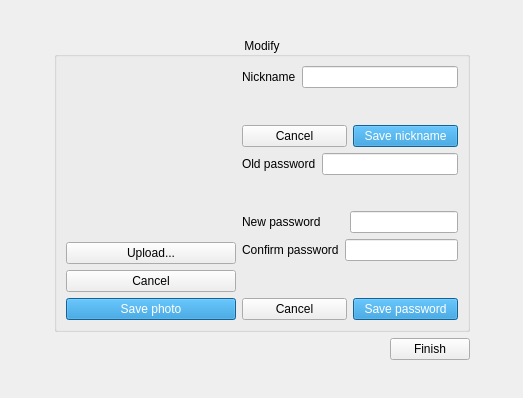
This is Client/modify.ui in PolitoTeam/Scriba as Qt 5 draws it before an edit. The edited form follows.
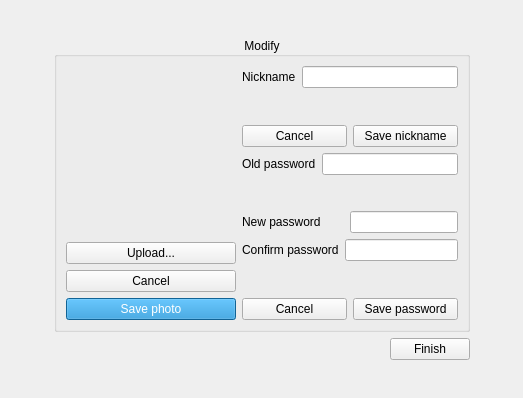
This is the edited form.

```diff
--- a/Client/modify.ui
+++ b/Client/modify.ui
@@ -169,9 +169,7 @@
                </font>
               </property>
               <property name="styleSheet">
-               <string notr="true">color: rgb(255, 255, 255);
-border-color: rgb(33, 190, 43);
-background-color: rgb(24, 139, 208);</string>
+               <string notr="true"/>
               </property>
               <property name="text">
                <string>Save nickname</string>
@@ -270,10 +268,7 @@
             <item>
              <widget class="QPushButton" name="pushButtonSavePassword">
               <property name="styleSheet">
-               <string notr="true">color: rgb(255, 255, 255);
-border-color: rgb(33, 190, 43);
-background-color: rgb(24, 139, 208);
-</string>
+               <string notr="true"/>
               </property>
               <property name="text">
                <string>Save password</string>
```
